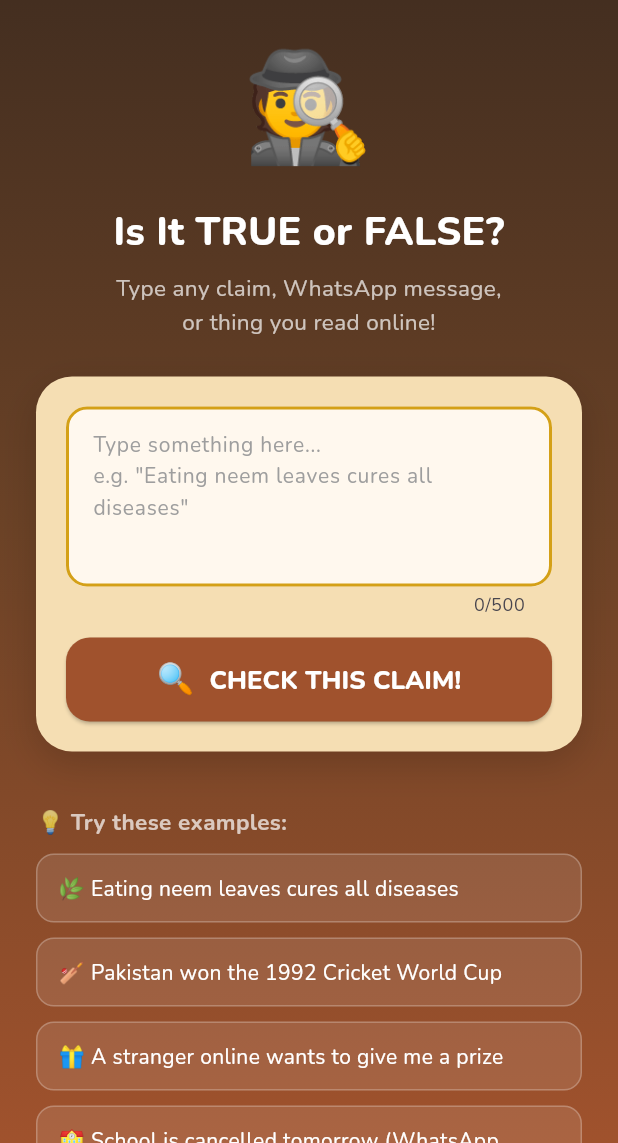
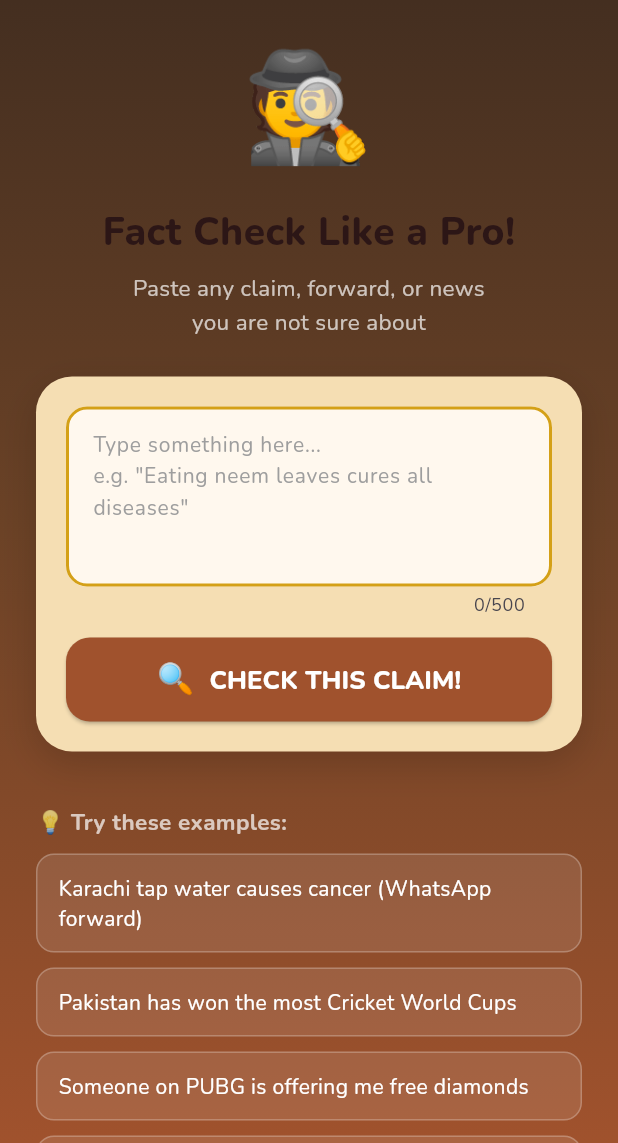
Before and after one commit to noor0111/truthtrek_kids, a Flutter app: the HomeScreen screen opened directly, on a phone screen of 412 x 824 dp, the part 93-1236 px from its top. Run offline on Flutter 3.47's test engine with Material 3 defaults, Android fonts, the phone set to English and light mode, and no system bars; our stand-ins replace cloud_firestore, firebase_auth, firebase_core, google_fonts, google_generative_ai, shared_preferences and 1 more; accounts and stored records are empty; network calls fail.

Commit message:
Updated UI colors to brown gold theme and sample claims text

```diff
--- a/lib/screens/home_screen.dart
+++ b/lib/screens/home_screen.dart
@@ -206,14 +206,14 @@ class _HomeScreenState extends State<HomeScreen> {
       children: [
         const Text('🕵️', style: TextStyle(fontSize: 70)),
         const SizedBox(height: 14),
-        Text('Is It TRUE or FALSE?',
+        Text('Fact Check Like a Pro!',
             style: GoogleFonts.nunito(
                 fontSize: 26,
                 fontWeight: FontWeight.w800,
-                color: Colors.white),
+                color: const Color.fromARGB(255, 44, 22, 22)),
             textAlign: TextAlign.center),
         const SizedBox(height: 8),
-        Text('Type any claim, WhatsApp message,\nor thing you read online!',
+        Text('Paste any claim, forward, or news\nyou are not sure about',
             style: GoogleFonts.nunito(
                 fontSize: 15, color: Colors.white70, height: 1.5),
             textAlign: TextAlign.center),
@@ -345,11 +345,11 @@ class _HomeScreenState extends State<HomeScreen> {
 
   Widget buildSampleClaims() {
     final List<String> samples = [
-      '🌿 Eating neem leaves cures all diseases',
-      '🏏 Pakistan won the 1992 Cricket World Cup',
-      '🎁 A stranger online wants to give me a prize',
-      '🏫 School is cancelled tomorrow (WhatsApp forward)',
-    ];
+  'Karachi tap water causes cancer (WhatsApp forward)',
+  'Pakistan has won the most Cricket World Cups',
+  'Someone on PUBG is offering me free diamonds',
+  'SZABIST has announced holiday tomorrow',
+];
     return Column(
       crossAxisAlignment: CrossAxisAlignment.start,
       children: [
```
